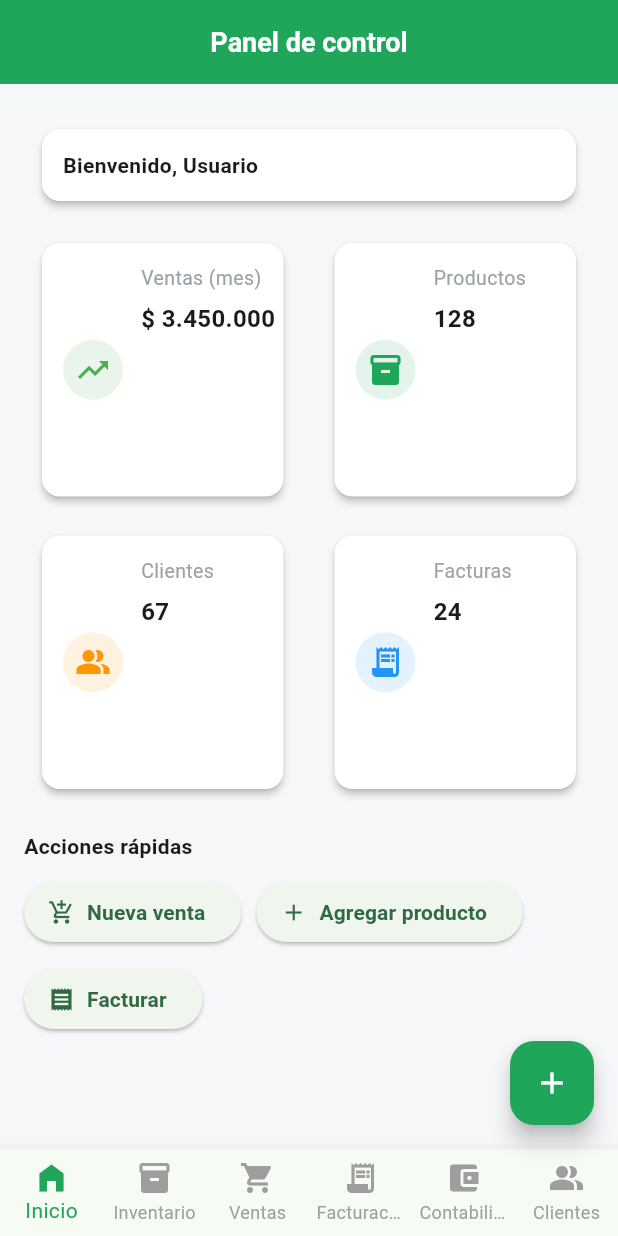
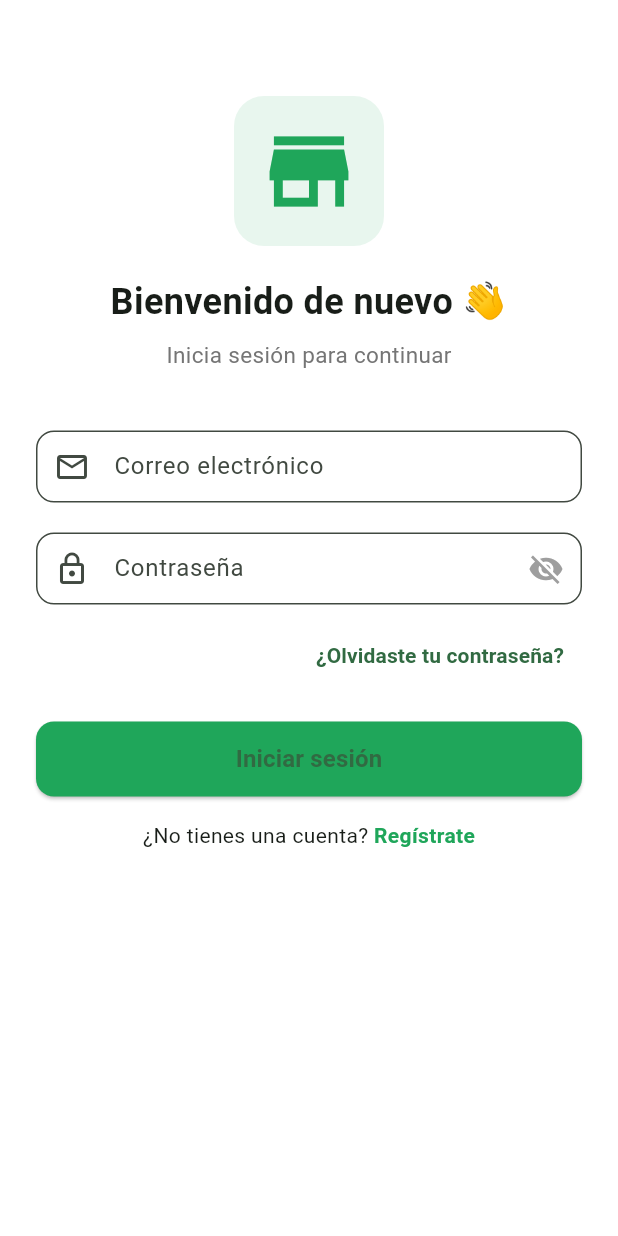
Before and after one commit to NikollduarteR/microempres-app, a Flutter app: the screen it shows after launch, on a phone screen of 412 x 824 dp. Run offline on Flutter 3.47's test engine with Material 3 defaults, Android fonts, the phone set to English and light mode, and no system bars; our stand-ins replace go_router.

Commit message:
(feat): añadir vista de login

```diff
--- a/lib/router/app_router.dart
+++ b/lib/router/app_router.dart
@@ -6,11 +6,17 @@ import '../views/ventas_view.dart';
 import '../views/facturacion_view.dart';
 import '../views/contabilidad_view.dart';
 import '../views/clientes_proveedores_view.dart';
+import '../views/login_view.dart';
 
 /// Configuración de rutas con GoRouter
 final GoRouter appRouter = GoRouter(
-  initialLocation: '/', // Vista inicial
+  initialLocation: '/login', // Vista inicial
   routes: [
+    GoRoute(
+      path: '/login',
+      name: 'login',
+      builder: (context, state) => const LoginView(),
+    ),
     GoRoute(
       path: '/',
       name: 'dashboard',
--- /dev/null
+++ b/lib/views/login_view.dart
@@ -0,0 +1,174 @@
+import 'package:flutter/material.dart';
+import 'package:go_router/go_router.dart';
+import 'package:microempresa/themes/app_theme.dart';
+
+class LoginView extends StatefulWidget {
+  const LoginView({super.key});
+
+  @override
+  State<LoginView> createState() => _LoginViewState();
+}
+
+class _LoginViewState extends State<LoginView> {
+  final _formKey = GlobalKey<FormState>();
+  final _emailCtrl = TextEditingController();
+  final _passCtrl = TextEditingController();
+  bool _obscureText = true;
+
+  @override
+  Widget build(BuildContext context) {
+    return Scaffold(
+      backgroundColor: Colors.white,
+      body: SafeArea(
+        child: SingleChildScrollView(
+          padding: const EdgeInsets.all(24),
+          child: Column(
+            crossAxisAlignment: CrossAxisAlignment.center,
+            children: [
+              const SizedBox(height: 40),
+              // LOGO / ICONO
+              Container(
+                height: 100,
+                width: 100,
+                decoration: BoxDecoration(
+                  color: AppTheme.primary.withOpacity(0.1),
+                  borderRadius: BorderRadius.circular(20),
+                ),
+                child: const Icon(
+                  Icons.store,
+                  size: 70,
+                  color: AppTheme.primary,
+                ),
+              ),
+              const SizedBox(height: 20),
+
+              const Text(
+                "Bienvenido de nuevo 👋",
+                style: TextStyle(fontSize: 24, fontWeight: FontWeight.bold),
+              ),
+              const SizedBox(height: 8),
+              Text(
+                "Inicia sesión para continuar",
+                style: TextStyle(color: Colors.grey[600], fontSize: 15),
+              ),
+              const SizedBox(height: 40),
+
+              // FORMULARIO
+              Form(
+                key: _formKey,
+                child: Column(
+                  children: [
+                    TextFormField(
+                      controller: _emailCtrl,
+                      keyboardType: TextInputType.emailAddress,
+                      decoration: InputDecoration(
+                        labelText: 'Correo electrónico',
+                        prefixIcon: const Icon(Icons.email_outlined),
+                        border: OutlineInputBorder(
+                          borderRadius: BorderRadius.circular(12),
+                        ),
+                      ),
+                      validator: (value) {
+                        if (value == null || value.isEmpty) {
+                          return 'Ingresa tu correo';
+                        }
+                        return null;
+                      },
+                    ),
+                    const SizedBox(height: 20),
+
+                    TextFormField(
+                      controller: _passCtrl,
+                      obscureText: _obscureText,
+                      decoration: InputDecoration(
+                        labelText: 'Contraseña',
+                        prefixIcon: const Icon(Icons.lock_outline),
+                        suffixIcon: IconButton(
+                          icon: Icon(
+                            _obscureText
+                                ? Icons.visibility_off
+                                : Icons.visibility,
+                            color: Colors.grey,
+                          ),
+                          onPressed: () =>
+                              setState(() => _obscureText = !_obscureText),
+                        ),
+                        border: OutlineInputBorder(
+                          borderRadius: BorderRadius.circular(12),
+                        ),
+                      ),
+                      validator: (value) {
+                        if (value == null || value.isEmpty) {
+                          return 'Ingresa tu contraseña';
+                        }
+                        return null;
+                      },
+                    ),
+                    const SizedBox(height: 10),
+
+                    Align(
+                      alignment: Alignment.centerRight,
+                      child: TextButton(
+                        onPressed: () {},
+                        child: const Text("¿Olvidaste tu contraseña?"),
+                      ),
+                    ),
+                    const SizedBox(height: 20),
+
+                    // BOTÓN LOGIN
+                    SizedBox(
+                      width: double.infinity,
+                      height: 50,
+                      child: ElevatedButton(
+                        style: ElevatedButton.styleFrom(
+                          backgroundColor: AppTheme.primary,
+                          shape: RoundedRectangleBorder(
+                            borderRadius: BorderRadius.circular(12),
+                          ),
+                        ),
+                        onPressed: () {
+                          if (_formKey.currentState!.validate()) {
+                            // Por ahora solo navega al dashboard
+                            context.go('/'); // <- va al Dashboard
+                          }
+                        },
+                        child: const Text(
+                          'Iniciar sesión',
+                          style: TextStyle(
+                            fontSize: 16,
+                            fontWeight: FontWeight.bold,
+                          ),
+                        ),
+                      ),
+                    ),
+                    const SizedBox(height: 16),
+
+                    // LINK REGISTRO
+                    Row(
+                      mainAxisAlignment: MainAxisAlignment.center,
+                      children: [
+                        const Text("¿No tienes una cuenta? "),
+                        GestureDetector(
+                          onTap: () {
+                            // Aquí podrías llevar a una vista de registro
+                          },
+                          child: const Text(
+                            "Regístrate",
+                            style: TextStyle(
+                              color: AppTheme.primary,
+                              fontWeight: FontWeight.bold,
+                            ),
+                          ),
+                        ),
+                      ],
+                    ),
+                  ],
+                ),
+              ),
+            ],
+          ),
+        ),
+      ),
+    );
+  }
+}
```
